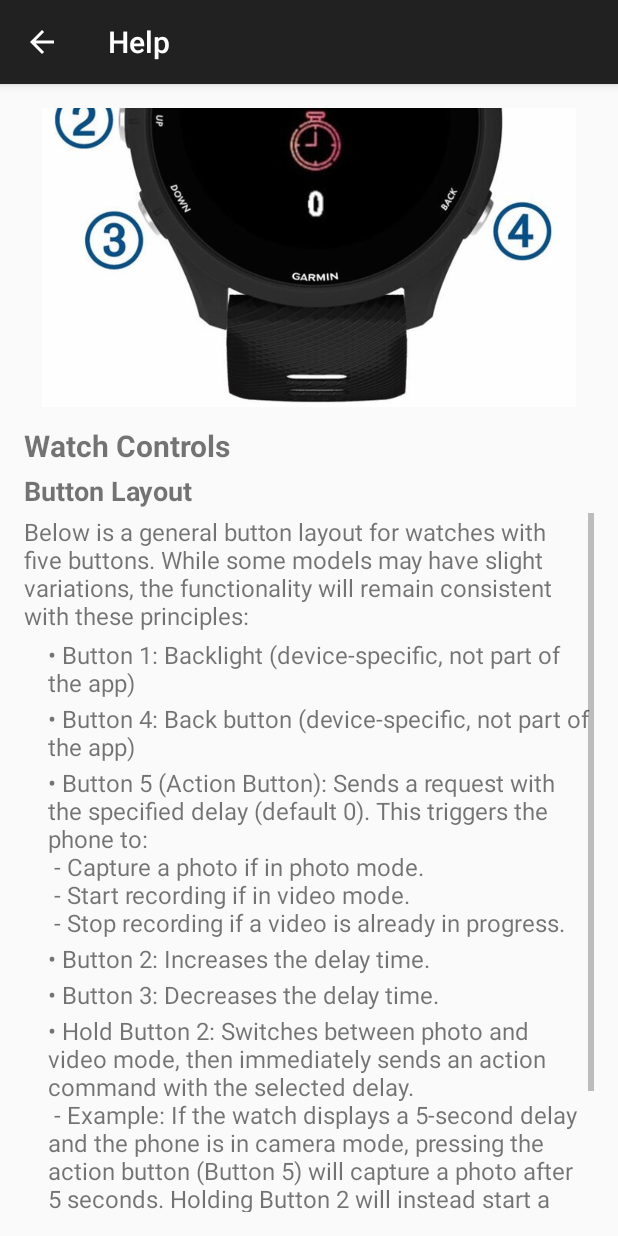
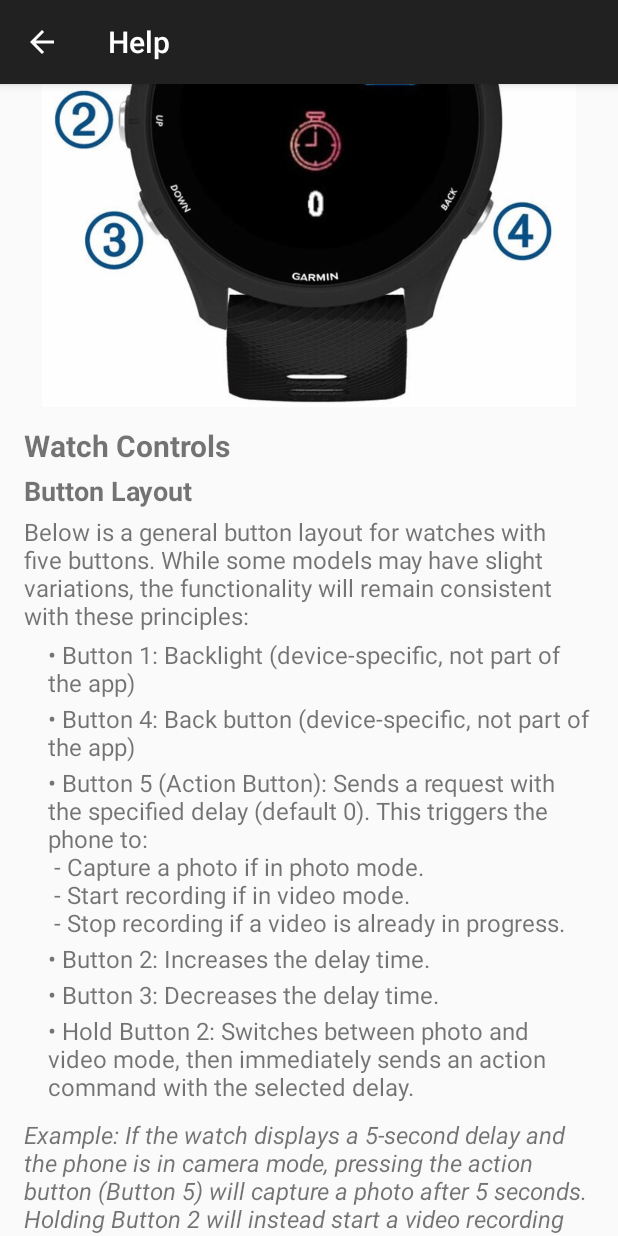
Before and after one commit to Caleb-Seely/Garmin-Remote-Camera, an Android app: the HelpActivity screen opened directly, with no data from a screen before it, scrolled down 537 dp, on a phone screen of 412 x 824 dp. Run offline under Robolectric (Android 15) with nearby library versions, the phone set to English and light mode, and no system bars.

Commit message:
Help page update

```diff
--- a/connectiq-android-sdk-main/Comm Android/app/src/main/java/com/garmin/android/apps/connectiq/sample/comm/activities/HelpActivity.kt
+++ b/connectiq-android-sdk-main/Comm Android/app/src/main/java/com/garmin/android/apps/connectiq/sample/comm/activities/HelpActivity.kt
@@ -26,7 +26,7 @@ class HelpActivity : AppCompatActivity() {
     private fun setupResourceLinks() {
         // GitHub Repository link
         findViewById<TextView>(R.id.link_github).setOnClickListener {
-            openUrl("https://github.com/yourusername/clearshot")  // Replace with your actual GitHub repository URL
+            openUrl("https://github.com/Caleb-Seely/Garmin-Remote-Camera")  // Replace with your actual GitHub repository URL
         }
 
         // Personal Website link
--- a/connectiq-android-sdk-main/Comm Android/app/src/main/res/layout/activity_help.xml
+++ b/connectiq-android-sdk-main/Comm Android/app/src/main/res/layout/activity_help.xml
@@ -2,11 +2,12 @@
 <ScrollView xmlns:android="http://schemas.android.com/apk/res/android"
     android:layout_width="match_parent"
     android:layout_height="match_parent"
-    android:padding="16dp">
+    android:scrollbars="none">
 
     <LinearLayout
         android:layout_width="match_parent"
         android:layout_height="wrap_content"
+        android:padding="16dp"
         android:orientation="vertical">
 
         <!-- What is ClearShot Section -->
@@ -136,14 +137,30 @@
                 android:layout_marginBottom="2dp"/>
         </LinearLayout>
 
+        <TextView
+            android:layout_width="match_parent"
+            android:layout_height="wrap_content"
+            android:text="@string/button_2_hold_example"
+            android:textStyle="italic"
+            android:textSize="16sp"
+            android:layout_marginBottom="8dp"/>
+
         <!-- Additional Resources Section -->
+        <TextView
+            android:layout_width="match_parent"
+            android:layout_height="wrap_content"
+            android:text="@string/support_note"
+            android:textSize="16sp"
+            android:layout_marginBottom="12dp"/>
+
         <TextView
             android:layout_width="match_parent"
             android:layout_height="wrap_content"
             android:text="@string/additional_resources_title"
             android:textSize="20sp"
             android:textStyle="bold"
-            android:layout_marginBottom="4dp"/>
+            android:layout_marginBottom="0dp"/>
+
 
         <TextView
             android:id="@+id/link_github"
@@ -153,7 +170,8 @@
             android:textColor="@android:color/holo_blue_dark"
             android:padding="4dp"
             android:background="?android:attr/selectableItemBackground"
-            android:layout_marginBottom="4dp"/>
+            android:layout_marginBottom="0dp"/>
+
 
         <TextView
             android:id="@+id/link_website"
@@ -163,13 +181,7 @@
             android:textColor="@android:color/holo_blue_dark"
             android:padding="4dp"
             android:background="?android:attr/selectableItemBackground"
-            android:layout_marginBottom="4dp"/>
+            android:layout_marginBottom="8dp"/>
 
-        <TextView
-            android:layout_width="match_parent"
-            android:layout_height="wrap_content"
-            android:text="@string/support_note"
-            android:textSize="16sp"
-            android:layout_marginBottom="12dp"/>
     </LinearLayout>
 </ScrollView>
--- a/connectiq-android-sdk-main/Comm Android/app/src/main/res/values/strings.xml
+++ b/connectiq-android-sdk-main/Comm Android/app/src/main/res/values/strings.xml
@@ -40,12 +40,13 @@
     <string name="button_5_description">• Button 5 (Action Button): Sends a request with the specified delay (default 0). This triggers the phone to:\n   - Capture a photo if in photo mode.\n   - Start recording if in video mode.\n   - Stop recording if a video is already in progress.</string>
     <string name="button_2_description">• Button 2: Increases the delay time.</string>
     <string name="button_3_description">• Button 3: Decreases the delay time.</string>
-    <string name="button_2_hold_description">• Hold Button 2: Switches between photo and video mode, then immediately sends an action command with the selected delay.\n   - Example: If the watch displays a 5-second delay and the phone is in camera mode, pressing the action button (Button 5) will capture a photo after 5 seconds. Holding Button 2 will instead start a video recording after the 5-second delay.</string>
+    <string name="button_2_hold_description">• Hold Button 2: Switches between photo and video mode, then immediately sends an action command with the selected delay.</string>
+    <string name="button_2_hold_example">Example: If the watch displays a 5-second delay and the phone is in camera mode, pressing the action button (Button 5) will capture a photo after 5 seconds. Holding Button 2 will instead start a video recording after the 5-second delay.</string>
 
     <string name="watch_controls_image_description">Watch controls diagram</string>
 
     <string name="additional_resources_title">Additional Resources</string>
     <string name="github_repository_link">GitHub Repository</string>
-    <string name="personal_website_link">Personal Website</string>
+    <string name="personal_website_link">About the Developer</string>
     <string name="support_note">For support or questions, feel free to reach out via the GitHub repository!</string>
 </resources>
```
Also changed, not shown: connectiq-android-sdk-main/Comm Android/app/src/main/res/drawable/fr255_guide.jpg (deleted).
